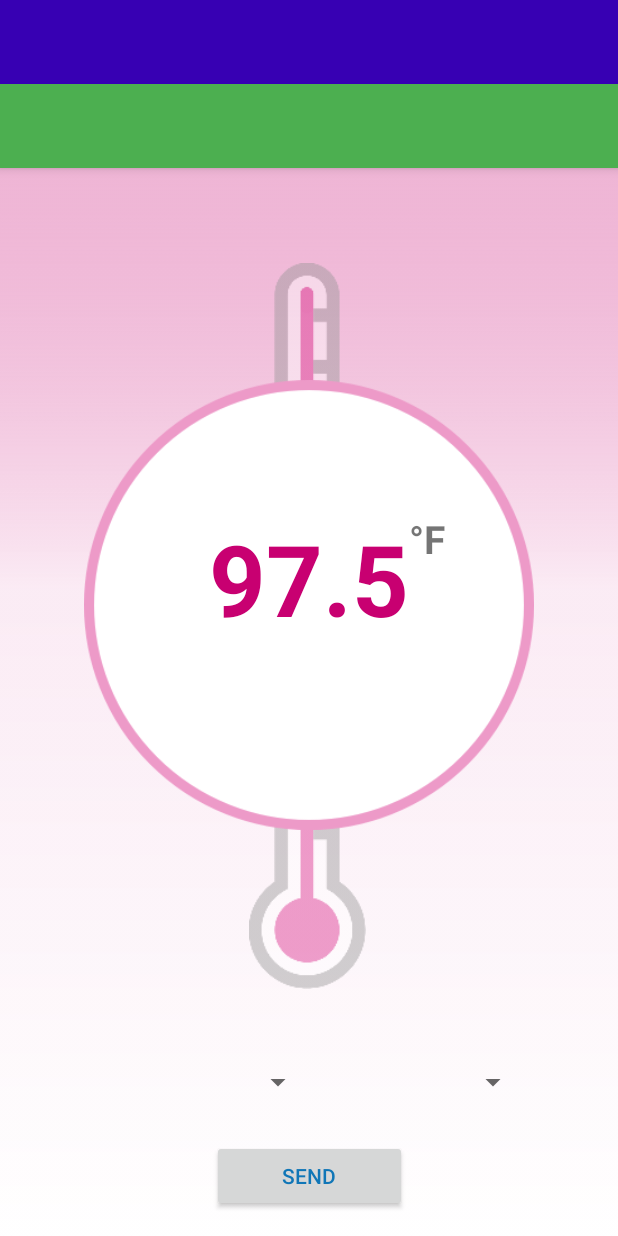
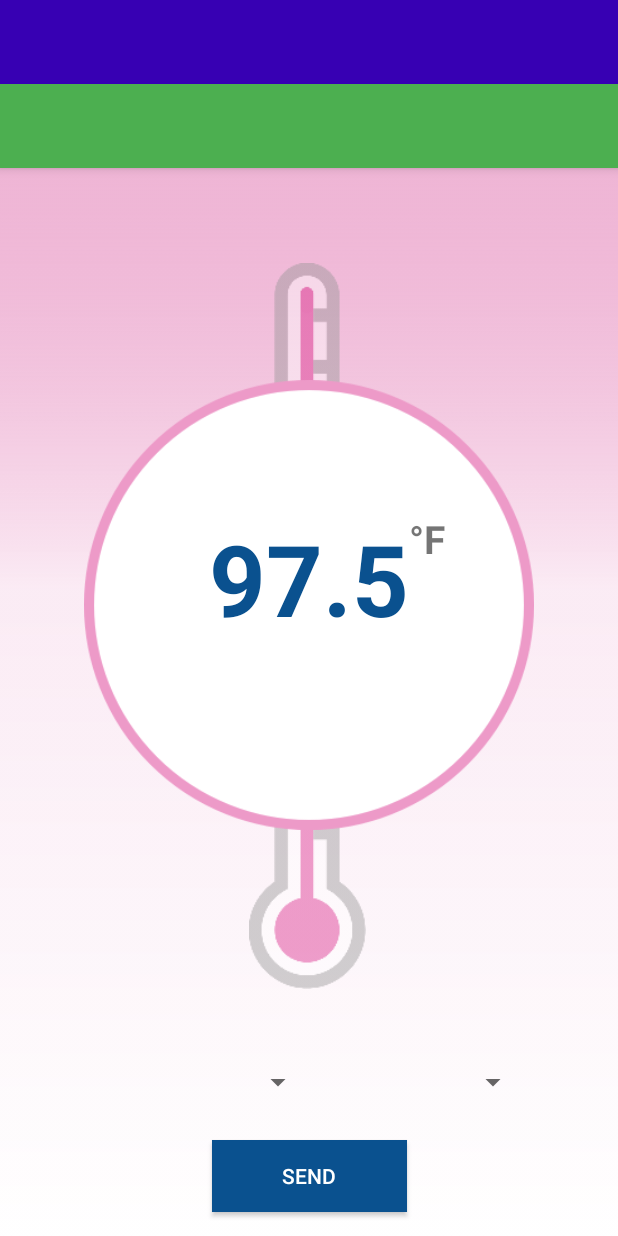
Before and after one commit to Jiteshw96/CoordinatorLayout, an Android app: the layout activity_temperature_indicator.xml on its own in the app's theme, with its tools: preview values and no code run, on a phone screen of 412 x 824 dp. Run offline under Robolectric (Android 15) with nearby library versions, the phone set to English and light mode, and no system bars.

Commit message:
"Layouts Added"

```diff
--- a/app/src/main/res/layout/activity_temperature_indicator.xml
+++ b/app/src/main/res/layout/activity_temperature_indicator.xml
@@ -113,7 +113,8 @@
             android:layout_height="wrap_content"
             android:layout_marginBottom="16dp"
             android:text="Send"
-            android:textColor="@color/textColor"
+            android:background="@color/buttonColor"
+            android:textColor="@color/buttonText"
             app:layout_constraintBottom_toBottomOf="parent"
             app:layout_constraintEnd_toStartOf="@+id/guideline4"
             app:layout_constraintStart_toStartOf="@+id/guideline3"
--- a/app/src/main/res/values/colors.xml
+++ b/app/src/main/res/values/colors.xml
@@ -4,7 +4,9 @@
     <color name="colorPrimaryDark">#3700B3</color>
     <color name="colorAccent">#03DAC5</color>
     <color name="textColor">#1076B7</color>
-    <color name="arctColor">#1076B7</color>
-    <color name="tempTextColor">#FFC80071</color>
+    <color name="arcColor">#1076B7</color>
+    <color name="tempTextColor">#0A518F</color>
+    <color name="buttonColor">#FF0A518F</color>
+    <color name="buttonText">#FFFFFF</color>
 
 </resources>
```
Also changed, not shown: app/src/main/AndroidManifest.xml (+4 -5 lines), app/src/main/res/layout/activity_oximeter_indicator.xml (+10 -7 lines).
